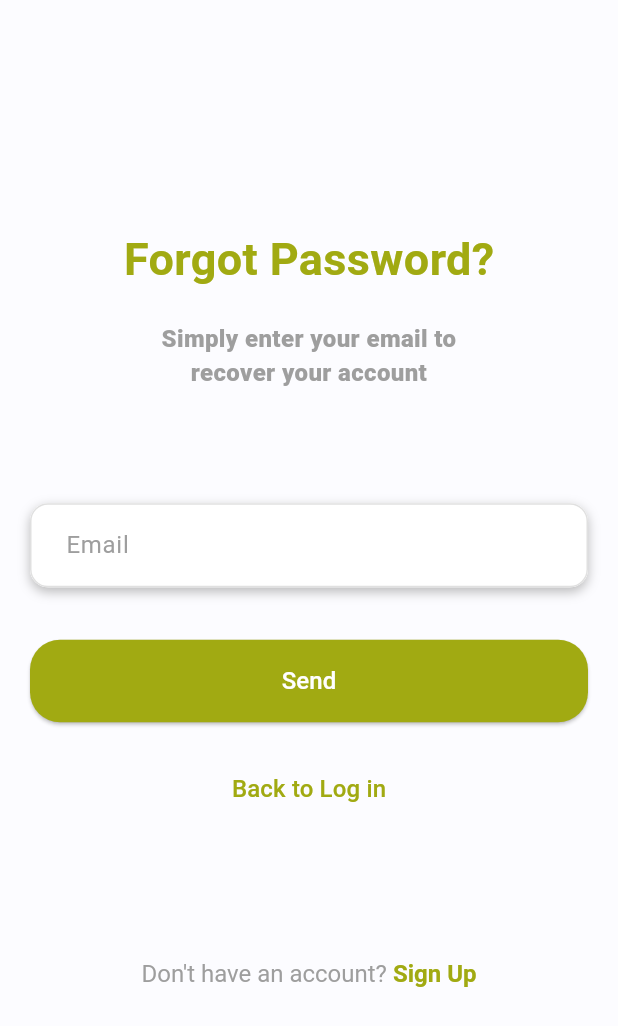
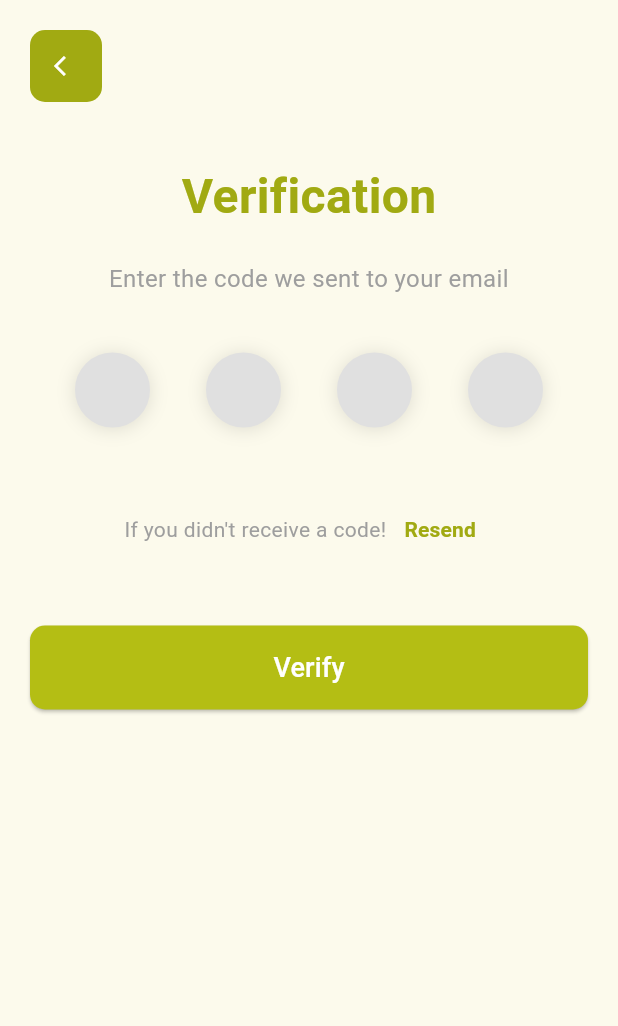
Before and after one commit to omarabdullatiff/Smart-transportation-Sys, a Flutter app: the Forgetpass screen opened by its route, after a tap on "Send", on a phone screen of 412 x 824 dp. Shown: the top 1026 px of the screen. Run offline on Flutter 3.47's test engine with Material 3 defaults, Android fonts, the phone set to English and light mode, and no system bars; drawn by our look-alikes of pin_code_fields; our stand-ins replace image_picker.

Commit message:
Your commit message

```diff
--- a/lib/forget_pass.dart
+++ b/lib/forget_pass.dart
@@ -99,11 +99,10 @@ class _ForgetpassState extends State<Forgetpass> {
                 child: ElevatedButton(
                   onPressed: () {
                     // Handle password recovery logic
-                    final email = _emailController.text;
-                    print('Password recovery email sent to: $email');
+
 
                     // Navigate to verification screen
-                    Navigator.pushNamed(context, '/verify');
+                    Navigator.pushNamed(context, '/virscreen');
                   },
                   style: ElevatedButton.styleFrom(
                     backgroundColor: AppColor.primary,
@@ -137,7 +136,6 @@ class _ForgetpassState extends State<Forgetpass> {
               // Sign Up Prompt
               TextButton(
                 onPressed: () {
-                  Navigator.pushNamed(context,'/verify');
                   },
                 child: RichText(
                   text: TextSpan(
--- a/lib/main.dart
+++ b/lib/main.dart
@@ -12,6 +12,7 @@ import 'package:flutter_application_1/seat_select_screan.dart';
 import 'package:flutter_application_1/selectaddress.dart';
 import 'package:flutter_application_1/setting_screen.dart';
 import 'package:flutter_application_1/signup.dart';
+import 'package:flutter_application_1/verification_screen.dart';
 
 void main() {
   runApp(MyApp());
@@ -44,6 +45,7 @@ class MyApp extends StatelessWidget {
         '/setting':(context) =>  SettingsScreen(),
         '/seatselect':(context) =>  SeatSelectionScreen(),
         '/profile':(context) =>  ProfileEditScreen(),
+        '/virscreen':(context) =>  const VerificationScreen(),
 
 
       },
--- /dev/null
+++ b/lib/verification_screen.dart
@@ -0,0 +1,170 @@
+import 'package:flutter/material.dart';
+import 'package:pin_code_fields/pin_code_fields.dart';
+import 'package:flutter_application_1/app_color.dart';
+
+
+class VerificationScreen extends StatefulWidget {
+  const VerificationScreen({super.key});
+
+  @override
+  _VerificationScreenState createState() => _VerificationScreenState();
+}
+
+class _VerificationScreenState extends State<VerificationScreen> {
+  String currentText = "";
+
+  @override
+  Widget build(BuildContext context) {
+    return Scaffold(
+      body: SafeArea(
+        child: Padding(
+          padding: const EdgeInsets.all(20.0),
+          child: Column(
+            children: <Widget>[
+              Align(
+                alignment: Alignment.topLeft,
+                child: Container(
+                  decoration: BoxDecoration(
+                    color: AppColor.primary,
+                    borderRadius: BorderRadius.circular(10.0),
+                  ),
+                  child: IconButton(
+                    icon: const Icon(Icons.arrow_back_ios,
+                        color: Colors.white, size: 16.0),
+                    onPressed: () {
+                    Navigator.pop(context);
+                    },
+                  ),
+                ),
+              ),
+              const SizedBox(height: 40.0),
+              const Text(
+                'Verification',
+                style: TextStyle(
+                  color:AppColor.primary,
+                  fontSize: 32.0,
+                  fontWeight: FontWeight.bold,
+                ),
+              ),
+              const SizedBox(height: 20.0),
+              const Text(
+                'Enter the code we sent to your email',
+                style: TextStyle(
+                  color: Colors.grey,
+                  fontSize: 16.0,
+                ),
+                textAlign: TextAlign.center,
+              ),
+              const SizedBox(height: 30.0),
+              // Replace the Row with PinCodeTextField
+              Padding(
+                padding: const EdgeInsets.symmetric(
+                    vertical: 8.0, horizontal: 30),
+                child: PinCodeTextField(
+                  appContext: context,
+                  pastedTextStyle: TextStyle(
+                    color: Colors.green.shade600,
+                    fontWeight: FontWeight.bold,
+                  ),
+                  length: 4,
+                  obscureText: false,
+                  blinkWhenObscuring: true,
+                  animationType: AnimationType.fade,
+                  pinTheme: PinTheme(
+                    shape: PinCodeFieldShape.circle,
+                    borderRadius: BorderRadius.circular(5),
+                    fieldHeight: 50,
+                    fieldWidth: 50,
+                    activeFillColor: Colors.white,
+                    inactiveFillColor: Colors.grey.shade300,
+                    selectedFillColor: Colors.white,
+                    activeColor: AppColor.primary,
+                    inactiveColor: Colors.grey.shade300,
+                    selectedColor: AppColor.primary,
+                  ),
+                  cursorColor: Colors.black,
+                  animationDuration: const Duration(milliseconds: 300),
+                  enableActiveFill: true,
+                  //errorAnimationController: errorController,
+                  controller: TextEditingController(),
+                  keyboardType: TextInputType.number,
+                  boxShadows: const [
+                    BoxShadow(
+                      offset: Offset(0, 1),
+                      color: Colors.black12,
+                      blurRadius: 10,
+                    )
+                  ],
+                  onCompleted: (v) {
+                    print("Completed");
+                  },
+                  onChanged: (value) {
+                    setState(() {
+                      currentText = value;
+                    });
+                  },
+                  beforeTextPaste: (text) {
+                    print("Allowing to paste $text");
+                    //if you return true then it will show the paste confirmation dialog. Otherwise if false, then nothing will happen.
+                    //but you can show anything you want here, like your pop up saying wrong paste format or etc
+                    return true;
+                  },
+                ),
+              ),
+              const SizedBox(height: 20.0),
+              Row(
+                mainAxisAlignment: MainAxisAlignment.center,
+                children: [
+                  const Text(
+                    "If you didn't receive a code!",
+                    style: TextStyle(
+                      color: Colors.grey,
+                      fontSize: 14.0,
+                    ),
+                  ),
+                  TextButton(
+                    onPressed: () {
+                      // TODO: Resend code logic
+                    },
+                    child: const Text(
+                      'Resend',
+                      style: TextStyle(
+                        color:AppColor.primary,
+                        fontSize: 14.0,
+                        fontWeight: FontWeight.bold,
+                      ),
+                    ),
+                  ),
+                ],
+              ),
+              const SizedBox(height: 40.0),
+              SizedBox(
+                width: double.infinity,
+                child: ElevatedButton(
+                  style: ElevatedButton.styleFrom(
+                    backgroundColor: AppColor.primaryLight,
+                    padding: const EdgeInsets.symmetric(vertical: 15.0),
+                    shape: RoundedRectangleBorder(
+                      borderRadius: BorderRadius.circular(10.0),
+                    ),
+                  ),
+                  onPressed: () {
+                    // TODO: Verify code logic
+                    print("Entered Pin: $currentText"); // Print the entered PIN
+                  },
+                  child: const Text(
+                    'Verify',
+                    style: TextStyle(
+                      color: Colors.white,
+                      fontSize: 18.0,
+                    ),
+                  ),
+                ),
+              ),
+            ],
+          ),
+        ),
+      ),
+    );
+  }
+}
--- a/pubspec.yaml
+++ b/pubspec.yaml
@@ -25,7 +25,7 @@ dependencies:
   # Add intl for date and time formatting
   intl: ^0.17.0
 
-  pin_code_fields: ^7.4.0
+  pin_code_fields: ^8.0.1 # Updated version
 
 
 dev_dependencies:
```
Also changed, not shown: pubspec.lock.
